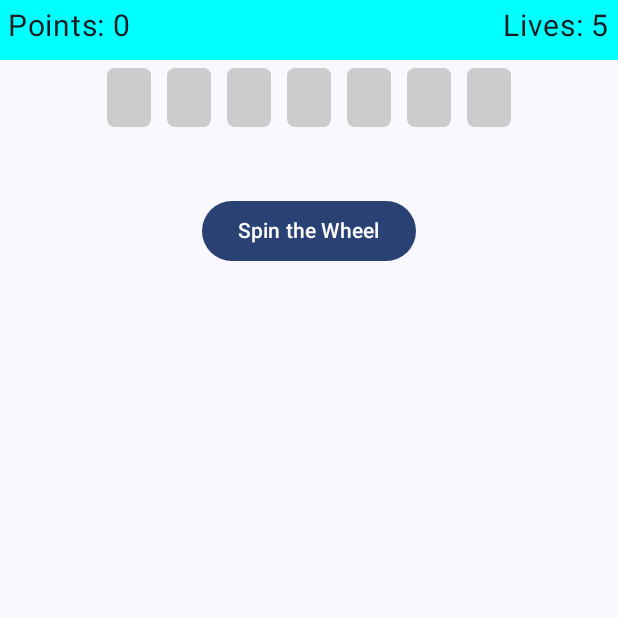
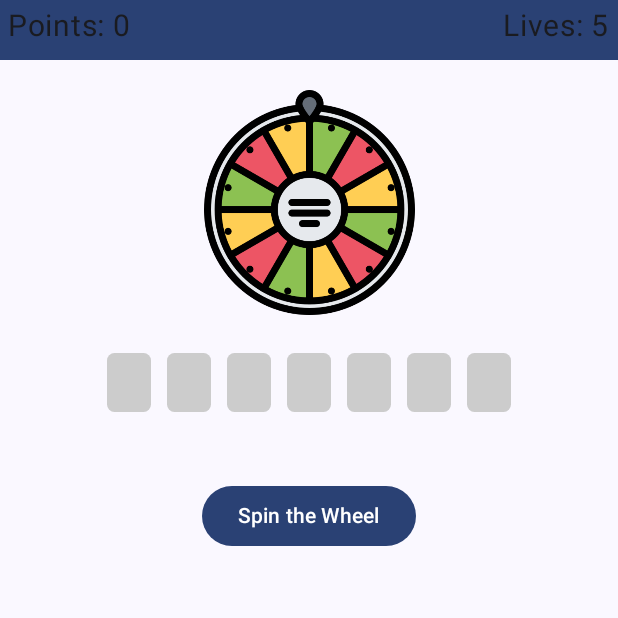
Before and after one commit to Greve2001/WheelOfFortune, an Android app built with Jetpack Compose: the screen it shows after launch (MainActivity), on a phone screen of 412 x 824 dp, the top half of it. Run offline under Robolectric (Android 15) with nearby library versions, the phone set to English and light mode, and no system bars.

Commit message:
Imported wheel of fortune icon and reordered composables

```diff
--- a/app/src/main/java/com/example/wheeloffortune/MainActivity.kt
+++ b/app/src/main/java/com/example/wheeloffortune/MainActivity.kt
@@ -3,6 +3,7 @@ package com.example.wheeloffortune
 import android.os.Bundle
 import androidx.activity.ComponentActivity
 import androidx.activity.compose.setContent
+import androidx.compose.foundation.Image
 import androidx.compose.foundation.background
 import androidx.compose.foundation.layout.*
 import androidx.compose.material3.*
@@ -17,6 +18,7 @@ import androidx.compose.ui.focus.*
 import androidx.compose.ui.graphics.Color
 import androidx.compose.ui.platform.LocalFocusManager
 import androidx.compose.ui.platform.LocalSoftwareKeyboardController
+import androidx.compose.ui.res.painterResource
 import androidx.compose.ui.tooling.preview.Preview
 import androidx.compose.ui.unit.dp
 import com.example.wheeloffortune.data.GameState
@@ -62,6 +64,10 @@ fun WheelOfFortune() {
     ) {
         // Absolute
         TopBar(points = uiState.value.points, lives = uiState.value.lives)
+
+        Spacer(modifier = Modifier.height(20.dp))
+        Image(painter = painterResource(id = R.drawable.wheel_of_fortune), contentDescription = "", Modifier.width(150.dp))
+        Spacer(modifier = Modifier.height(20.dp))
         WordDisplay(letters = lettersToDisplay.uppercase())
         Spacer(modifier = Modifier.height(40.dp))
 
--- a/app/src/main/java/com/example/wheeloffortune/ui/Components.kt
+++ b/app/src/main/java/com/example/wheeloffortune/ui/Components.kt
@@ -6,10 +6,7 @@ import androidx.compose.foundation.lazy.grid.GridCells
 import androidx.compose.foundation.lazy.grid.LazyVerticalGrid
 import androidx.compose.foundation.lazy.grid.items
 import androidx.compose.foundation.shape.RoundedCornerShape
-import androidx.compose.material3.ExperimentalMaterial3Api
-import androidx.compose.material3.Text
-import androidx.compose.material3.TextField
-import androidx.compose.material3.TextFieldDefaults
+import androidx.compose.material3.*
 import androidx.compose.runtime.Composable
 import androidx.compose.ui.Alignment
 import androidx.compose.ui.Modifier
@@ -62,7 +59,7 @@ fun TopBar(points: Int, lives: Int){
         modifier = Modifier
             .fillMaxWidth()
             .height(40.dp)
-            .background(color = Color.Cyan),
+            .background(color = MaterialTheme.colorScheme.primary),
         horizontalArrangement = Arrangement.SpaceBetween
     ) {
         Text(
```
Also changed, not shown: app/src/main/res/drawable/wheel_of_fortune.png (added), 1 other file.
